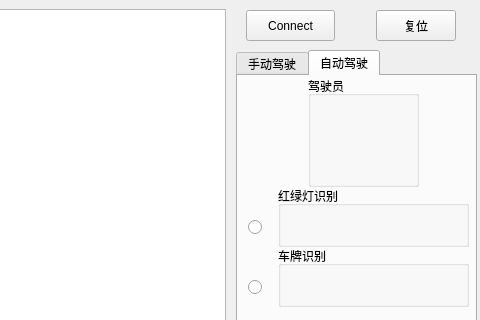
The window that AICarDemo/aicardemo.ui (qq936859639/test2) describes before a commit, drawn with Qt 5; both pictures show x 544 to 1024 and y 0 to 320 of the 1024 by 552 pixel window.
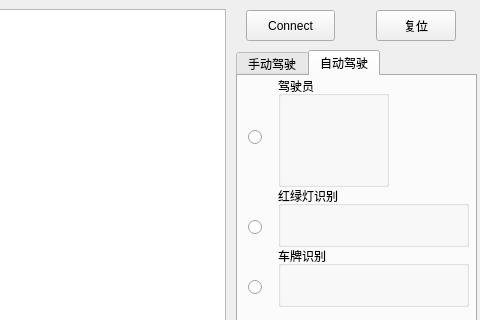
The same window after the commit. Icons and pictures are not drawn.

Diff of the .ui file:
```diff
--- a/AICarDemo/aicardemo.ui
+++ b/AICarDemo/aicardemo.ui
@@ -635,7 +635,7 @@
     <widget class="QGroupBox" name="faces">
      <property name="geometry">
       <rect>
-       <x>70</x>
+       <x>40</x>
        <y>0</y>
        <width>111</width>
        <height>111</height>
@@ -646,6 +646,38 @@
      </property>
      <property name="title">
       <string>驾驶员</string>
+     </property>
+     <widget class="QWidget" name="verticalLayoutWidget">
+      <property name="geometry">
+       <rect>
+        <x>0</x>
+        <y>20</y>
+        <width>111</width>
+        <height>91</height>
+       </rect>
+      </property>
+      <layout class="QVBoxLayout" name="verticalLayout">
+       <item>
+        <widget class="QLabel" name="faces_data">
+         <property name="text">
+          <string/>
+         </property>
+        </widget>
+       </item>
+      </layout>
+     </widget>
+    </widget>
+    <widget class="QRadioButton" name="FACEButton">
+     <property name="geometry">
+      <rect>
+       <x>10</x>
+       <y>50</y>
+       <width>16</width>
+       <height>23</height>
+      </rect>
+     </property>
+     <property name="text">
+      <string/>
      </property>
     </widget>
    </widget>
```
Left out of the diff: 2 changed lines with no effect on the pictures.
